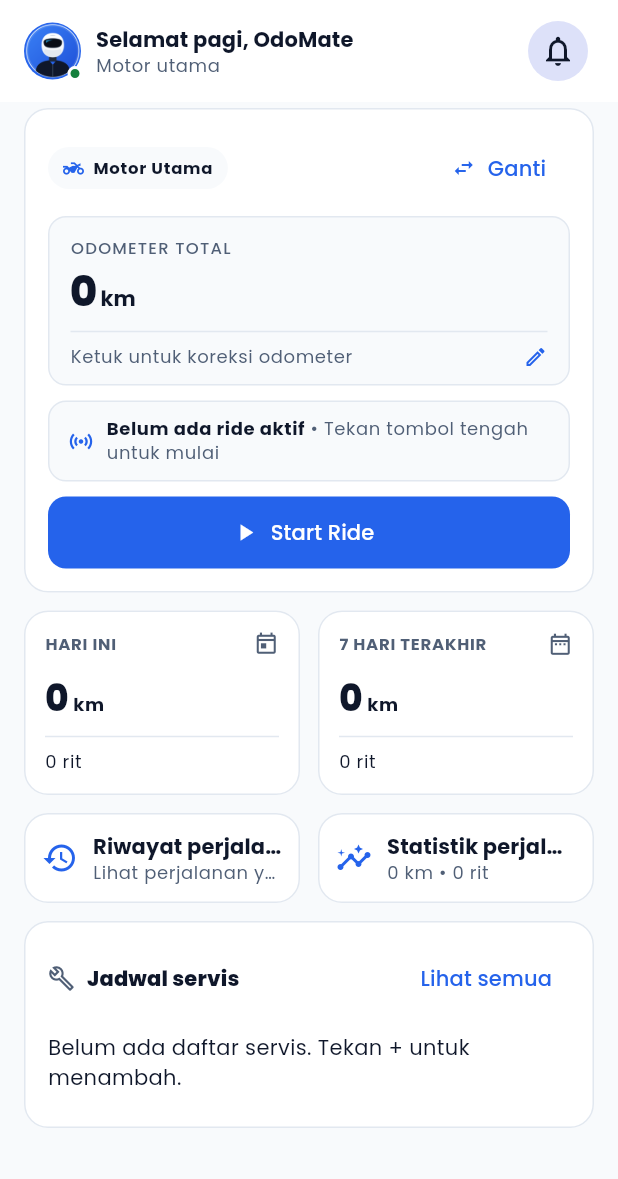
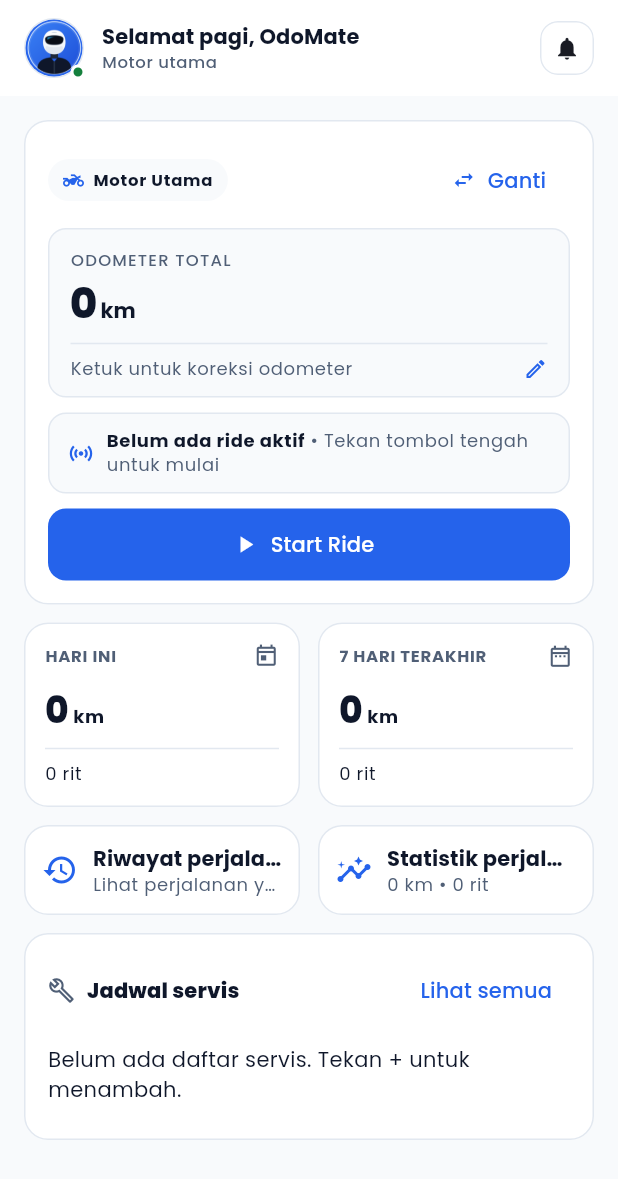
Before and after one commit to RyoFPS/odomate, a Flutter app: the HomeScreen screen opened directly with empty values, on a phone screen of 412 x 824 dp. Shown: the top 1179 px of the screen. Run offline on Flutter 3.47's test engine with Material 3 defaults, Android fonts, the phone set to English and light mode, and no system bars; our stand-ins replace flutter_local_notifications, geolocator, image_picker, sqflite; accounts and stored records are empty.

Commit message:
fix(home): match the header to the design
Dua hal tidak sesuai dengan Stitch home dashboard:

- Kartu odometer cuma berjarak 4px dari header. Di design, header itu h-16
  dan kontennya mulai di pt-20, jadi jaraknya 16px.
- Tombol notifikasi itu IconButton.filledTonal - lingkaran bertinta ungu
  dengan ikon outline. Di design: kotak 36x36 rounded-xl, bingkai 1px
  outline-variant, latar transparan, ikon lonceng terisi warna on-surface.

Ikut diselaraskan: avatar 40px + cincin outline-variant, jarak avatar->teks
12px, dan baris kendaraan 11px w500 dengan lebar maks 160px.

Titik merah "belum dibaca" di design sengaja tidak digambar: belum ada
status baca yang persisten untuk menyetirnya, dan titik yang menyala terus
akan jadi sinyal palsu.

Co-Authored-By: Claude Code <noreply@anthropic.com>

```diff
--- a/lib/src/screens/home_screen.dart
+++ b/lib/src/screens/home_screen.dart
@@ -118,14 +118,22 @@ class _HomeScreenState extends State<HomeScreen> {
 
     return Scaffold(
       appBar: AppBar(
-        toolbarHeight: 68,
+        // 64 = h-16 di design.
+        toolbarHeight: 64,
         titleSpacing: 16,
         title: Row(
           children: [
             Stack(
               clipBehavior: Clip.none,
               children: [
-                CircleAvatar(
+                // Cincin tipis ini yang bikin avatar kebaca sebagai elemen
+                // tersendiri di design (border-outline-variant di sekelilingnya).
+                Container(
+                  decoration: BoxDecoration(
+                    shape: BoxShape.circle,
+                    border: Border.all(color: colors.outlineVariant),
+                  ),
+                  child: CircleAvatar(
                     key: ValueKey(
                       vehicle?.photoPath == null
                           ? 'home-profile-avatar-fallback'
@@ -138,6 +146,7 @@ class _HomeScreenState extends State<HomeScreen> {
                             'stitch_odomate_modern_ui/odomate_rider_avatar_updated_full/screen.png',
                           )
                         : FileImage(File(vehicle!.photoPath!)),
+                  ),
                 ),
                 Positioned(
                   right: -1,
@@ -154,7 +163,7 @@ class _HomeScreenState extends State<HomeScreen> {
                 ),
               ],
             ),
-            const SizedBox(width: 10),
+            const SizedBox(width: 12),
             Flexible(
               child: Column(
                 crossAxisAlignment: CrossAxisAlignment.start,
@@ -167,12 +176,17 @@ class _HomeScreenState extends State<HomeScreen> {
                       fontWeight: FontWeight.w700,
                     ),
                   ),
-                  Text(
+                  ConstrainedBox(
+                    constraints: const BoxConstraints(maxWidth: 160),
+                    child: Text(
                       vehicleSummary.isEmpty ? 'Motor utama' : vehicleSummary,
                       maxLines: 1,
                       overflow: TextOverflow.ellipsis,
                       style: theme.textTheme.bodySmall?.copyWith(
                         color: colors.secondary,
+                        fontSize: 11,
+                        fontWeight: FontWeight.w500,
+                      ),
                     ),
                   ),
                 ],
@@ -183,18 +197,15 @@ class _HomeScreenState extends State<HomeScreen> {
         actions: [
           Padding(
             padding: const EdgeInsets.only(right: 16),
-            child: IconButton.filledTonal(
-              onPressed: _showNotifications,
-              icon: const Icon(Icons.notifications_none),
-              tooltip: l10n.t('notifications'),
-            ),
+            child: _notificationButton(context, l10n),
           ),
         ],
       ),
       body: ValueListenableBuilder<RideTrackingState>(
         valueListenable: widget.tracker.state,
         builder: (context, state, child) => ListView(
-          padding: const EdgeInsets.fromLTRB(16, 4, 16, 32),
+          // 16 = jarak header->konten di design (header h-16 + main pt-20).
+          padding: const EdgeInsets.fromLTRB(16, 16, 16, 32),
           children: [
             _vehicleCard(context, state, l10n),
             const SizedBox(height: 12),
@@ -252,6 +263,44 @@ class _HomeScreenState extends State<HomeScreen> {
             const SizedBox(height: 12),
             _serviceSummary(context, l10n),
           ],
+        ),
+      ),
+    );
+  }
+
+  /// Tombol lonceng di header.
+  ///
+  /// Design-nya bukan tombol bulat bertinta, tapi kotak 36x36 ber-radius 12
+  /// dengan garis tipis `outline-variant` dan ikon lonceng terisi berwarna
+  /// `on-surface` — lihat `stitch_odomate_modern_ui/odomate_home_dashboard_1`.
+  ///
+  /// Titik merah "belum dibaca" di design sengaja belum dipasang: app belum
+  /// punya state belum-dibaca yang persisten, dan titik yang tidak pernah padam
+  /// akan jadi sinyal palsu.
+  Widget _notificationButton(BuildContext context, AppLocalizations l10n) {
+    final colors = Theme.of(context).colorScheme;
+    return Tooltip(
+      message: l10n.t('notifications'),
+      child: SizedBox(
+        width: 36,
+        height: 36,
+        child: Material(
+          color: Colors.transparent,
+          clipBehavior: Clip.antiAlias,
+          shape: RoundedRectangleBorder(
+            borderRadius: BorderRadius.circular(12),
+            side: BorderSide(color: colors.outlineVariant),
+          ),
+          child: InkWell(
+            onTap: _showNotifications,
+            child: Center(
+              child: Icon(
+                Icons.notifications,
+                size: 18,
+                color: colors.onSurface,
+              ),
+            ),
+          ),
         ),
       ),
     );
```
Lines whose indentation alone changed are shown as unchanged.
